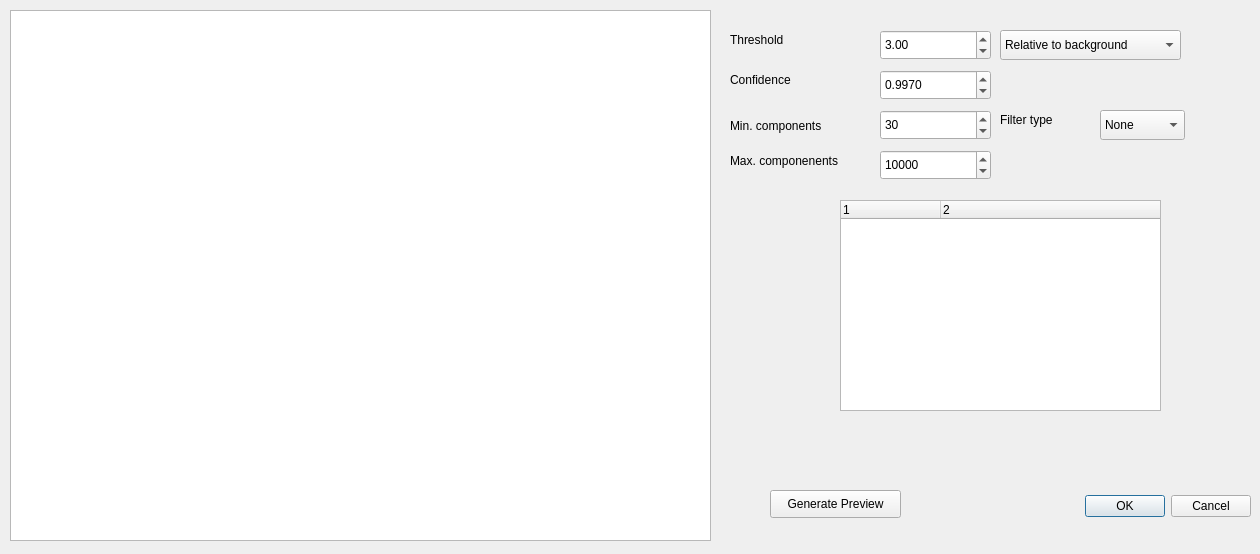
Before: the Qt Designer form apps/NSXQt/ui/DialogConvolve.ui in k61n/openhkl, drawn with Qt 5.
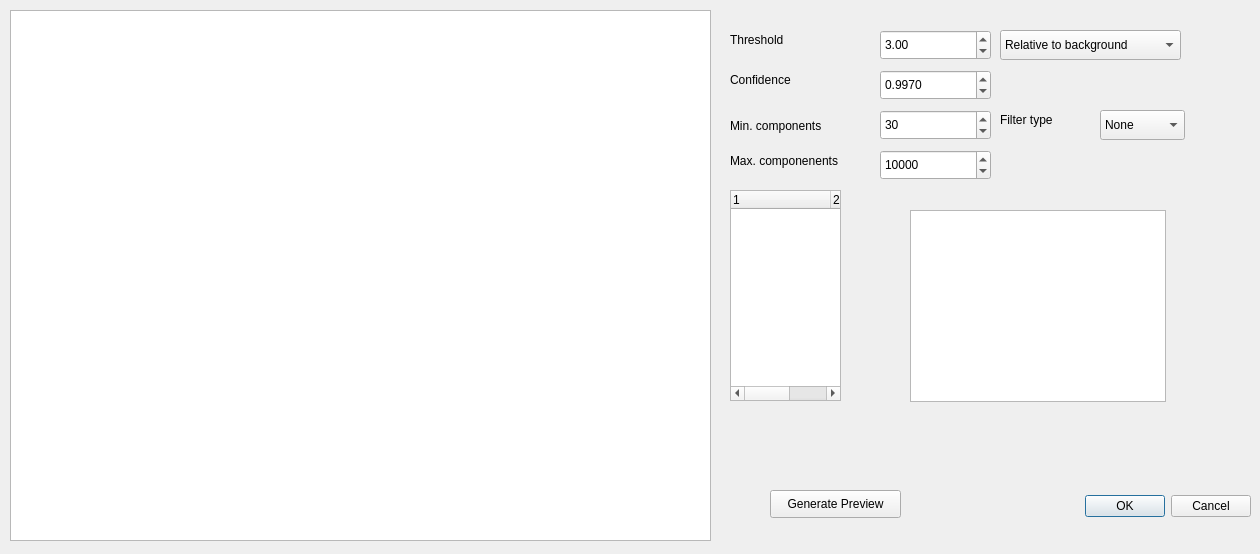
After: the same form once the commit is applied. Custom widgets are drawn as their Qt base class.

```diff
--- a/apps/NSXQt/ui/DialogConvolve.ui
+++ b/apps/NSXQt/ui/DialogConvolve.ui
@@ -45,9 +45,9 @@
   <widget class="ConvolutionFilterTree" name="treeWidget">
    <property name="geometry">
     <rect>
-     <x>840</x>
-     <y>200</y>
-     <width>321</width>
+     <x>730</x>
+     <y>190</y>
+     <width>111</width>
      <height>211</height>
     </rect>
    </property>
@@ -256,6 +256,16 @@
     <number>10000</number>
    </property>
   </widget>
+  <widget class="QTreeView" name="treeView">
+   <property name="geometry">
+    <rect>
+     <x>910</x>
+     <y>210</y>
+     <width>256</width>
+     <height>192</height>
+    </rect>
+   </property>
+  </widget>
  </widget>
  <customwidgets>
   <customwidget>
```
Left out of the diff: 2 changed lines with no effect on the pictures.
